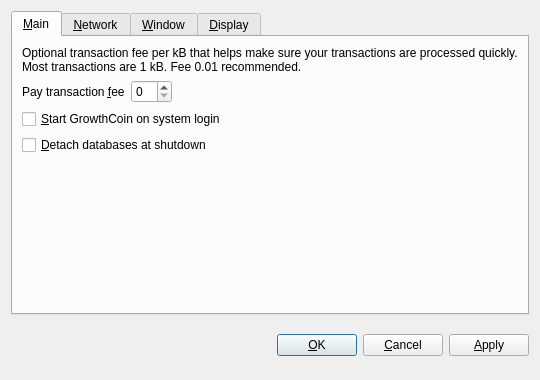
GrowthCoin/growthcoin-legacy, file src/qt/forms/optionsdialog.ui: the form before one commit.
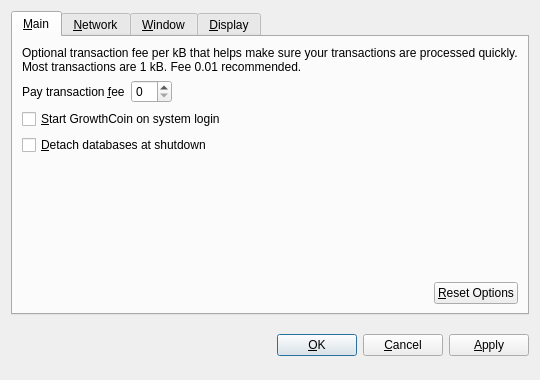
The form after the commit. Custom widgets are drawn as their Qt base class.

Commit message: Reset added to options

Diff of the .ui file:
```diff
--- a/src/qt/forms/optionsdialog.ui
+++ b/src/qt/forms/optionsdialog.ui
@@ -109,6 +109,36 @@
          </property>
         </spacer>
        </item>
+       <item>
+        <layout class="QHBoxLayout" name="horizontalLayout_2_Main">
+         <item>
+          <spacer name="horizontalSpacer_2_Main">
+           <property name="orientation">
+            <enum>Qt::Horizontal</enum>
+           </property>
+           <property name="sizeHint" stdset="0">
+            <size>
+             <width>40</width>
+             <height>20</height>
+            </size>
+           </property>
+          </spacer>
+         </item>
+         <item>
+          <widget class="QPushButton" name="resetButton">
+           <property name="toolTip">
+            <string>Reset all client options to default.</string>
+           </property>
+           <property name="text">
+            <string>&amp;Reset Options</string>
+           </property>
+           <property name="autoDefault">
+            <bool>false</bool>
+           </property>
+          </widget>
+         </item>
+        </layout>
+       </item>
       </layout>
      </widget>
      <widget class="QWidget" name="tabNetwork">
```
The commit also changes 4 other files.
